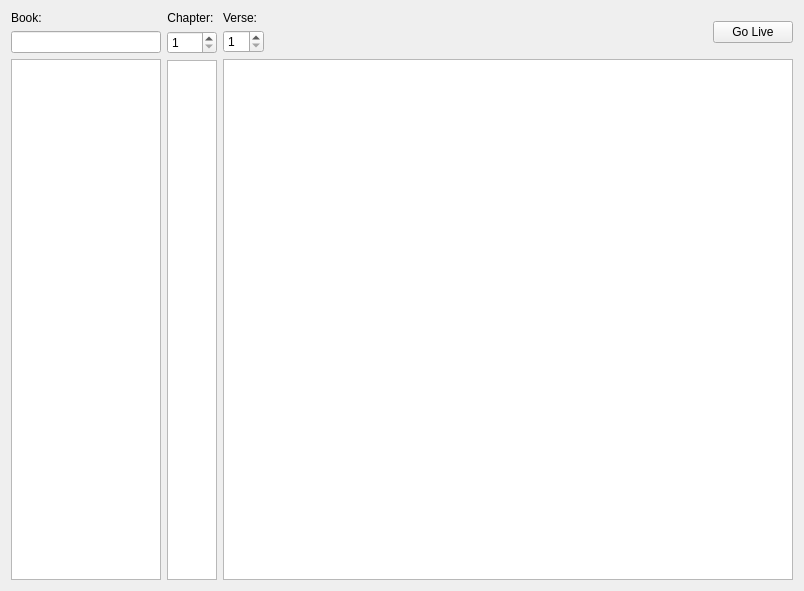
Before: the Qt Designer form src/biblewidget.ui in SoftProjector/src, drawn with Qt 5.
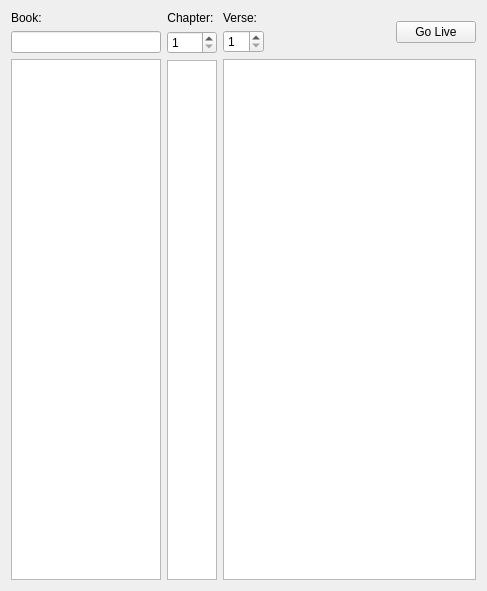
After: the same form once the commit is applied.

Commit message: Minor layout changes, including smaller minimum sizes for some frames

Diff of the .ui file:
```diff
--- a/src/biblewidget.ui
+++ b/src/biblewidget.ui
@@ -6,13 +6,13 @@
    <rect>
     <x>0</x>
     <y>0</y>
-    <width>804</width>
+    <width>487</width>
     <height>591</height>
    </rect>
   </property>
   <property name="minimumSize">
    <size>
-    <width>500</width>
+    <width>400</width>
     <height>0</height>
    </size>
   </property>
```
The commit also changes 2 other files.
